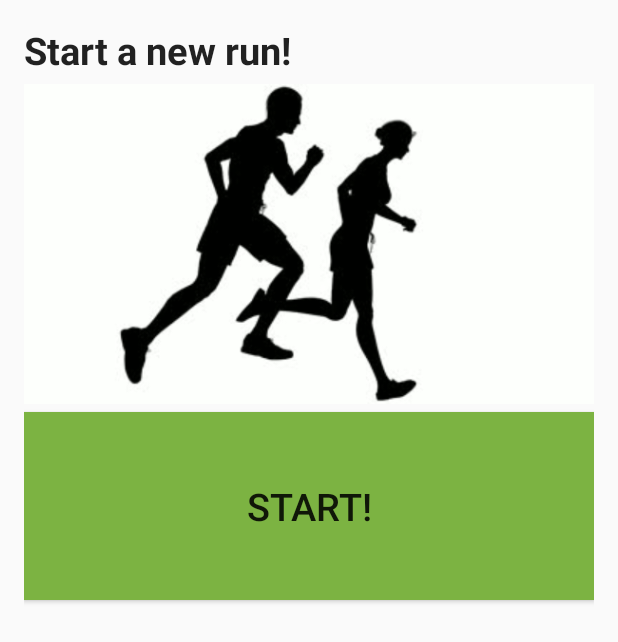
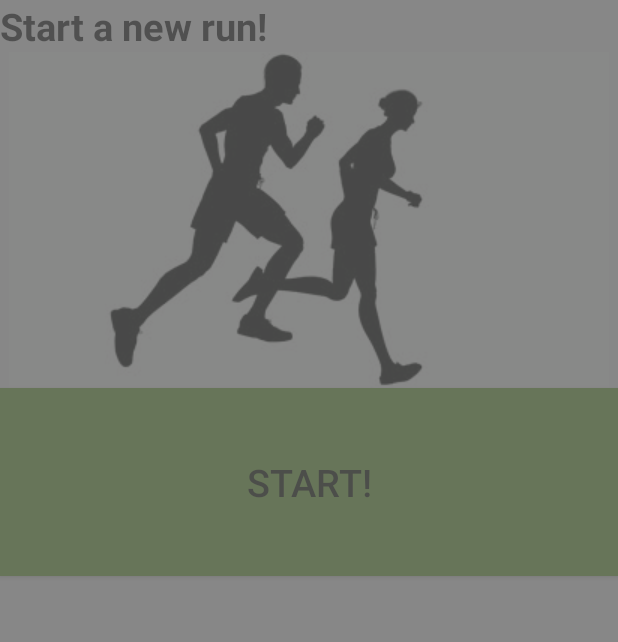
Before and after one commit to AngelMDev/sturdy-dollop, an Android app: the layout content_main.xml on its own in the app's theme, with its tools: preview values and no code run, on a phone screen of 412 x 824 dp. Shown: the top 642 px of the screen. Run offline under Robolectric (Android 15) with nearby library versions, the phone set to English and light mode, and no system bars.

```diff
--- a/app/src/main/java/com/simpleapps/amg/myrunningapp/HistoryActivity.java
+++ b/app/src/main/java/com/simpleapps/amg/myrunningapp/HistoryActivity.java
@@ -21,7 +21,7 @@ public class HistoryActivity extends AppCompatActivity {
         }
         getEntries();
     }
-
+//@TODO show entries more elegantly
     private void getEntries() {
         Cursor cursor = historyDB.rawQuery("SELECT * FROM history", null);
         int idColumn = cursor.getColumnIndex("id");
--- a/app/src/main/res/layout/content_main.xml
+++ b/app/src/main/res/layout/content_main.xml
@@ -5,22 +5,21 @@
     android:orientation="vertical"
     android:layout_width="match_parent"
     android:layout_height="match_parent"
-    android:paddingBottom="@dimen/activity_vertical_margin"
-    android:paddingLeft="@dimen/activity_horizontal_margin"
-    android:paddingRight="@dimen/activity_horizontal_margin"
-    android:paddingTop="@dimen/activity_vertical_margin"
+    android:paddingBottom="0dp"
+    android:paddingLeft="0dp"
+    android:paddingRight="0dp"
+    android:paddingTop="0dp"
     tools:context="com.simpleapps.amg.myrunningapp.MainActivity"
     tools:showIn="@layout/activity_nav_draw"
     android:weightSum="1"
     app:layout_behavior="@string/appbar_scrolling_view_behavior"
     android:transitionGroup="false">
-
+<!-- -->
     <ViewFlipper
         android:layout_width="match_parent"
         android:layout_height="match_parent"
         android:id="@+id/viewFlipper"
         android:layout_gravity="center">
-
 
 
         <LinearLayout
@@ -82,14 +81,15 @@
                 android:textSize="25sp"
                 android:id="@+id/displayTimeElapsedTV" />
 
-            <Chronometer
+            <TextView
                 android:layout_width="wrap_content"
                 android:layout_height="wrap_content"
-                android:id="@+id/dchronometer"
-                android:textSize="75sp"
-                android:layout_gravity="center_horizontal"
-                android:format="%s"
-                />
+                android:textAppearance="?android:attr/textAppearanceLarge"
+                android:text="0:00:00:000"
+                android:id="@+id/chronoTextView"
+                android:textSize="50sp"
+                android:layout_gravity="center_horizontal" />
+
             <TextView
                 android:layout_width="wrap_content"
                 android:layout_height="wrap_content"
@@ -149,7 +149,26 @@
 
             </LinearLayout>
 
+            <Chronometer
+                android:layout_width="wrap_content"
+                android:layout_height="wrap_content"
+                android:id="@+id/dchronometer"
+                android:textSize="75sp"
+                android:format="%s"
+                />
+
         </LinearLayout>
     </ViewFlipper>
+    <LinearLayout
+        android:orientation="horizontal"
+        android:layout_width="match_parent"
+        android:layout_height="match_parent"
+        android:background="#be616161"
+        android:id="@+id/top_layout">
+
+        <!--Put the parts of the layout here,
+        what should be on top of your activity-->
+
+    </LinearLayout>
 
 </FrameLayout>
```
Also changed, not shown: app/src/main/java/com/simpleapps/amg/myrunningapp/MainActivity.java (+50 -1 lines).
